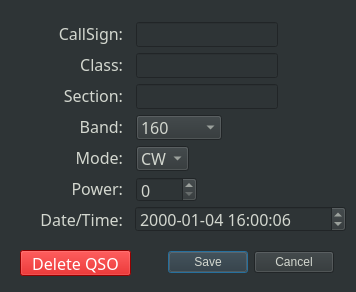
Above: data/dialog.ui from mbridak/WinterFieldDayLogger before the change. Below: the same form after it.
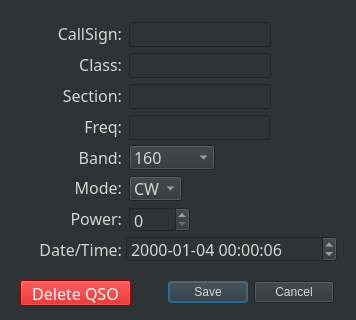
That is the form after the change.

Commit message: added frequency input.

The edit to the form file:
```diff
--- a/data/dialog.ui
+++ b/data/dialog.ui
@@ -7,15 +7,9 @@
     <x>0</x>
     <y>0</y>
     <width>356</width>
-    <height>292</height>
+    <height>320</height>
    </rect>
   </property>
-  <property name="font">
-   <font>
-    <family>JetBrains Mono</family>
-    <pointsize>12</pointsize>
-   </font>
-  </property>
   <property name="windowTitle">
    <string>Edit QSO</string>
   </property>
@@ -27,15 +21,14 @@
    <property name="geometry">
     <rect>
      <x>168</x>
-     <y>250</y>
+     <y>280</y>
      <width>166</width>
      <height>25</height>
     </rect>
    </property>
    <property name="font">
     <font>
-     <family>JetBrains Mono</family>
-     <pointsize>12</pointsize>
+     <family>Courier</family>
      <weight>75</weight>
      <bold>true</bold>
     </font>
@@ -53,7 +46,7 @@
   <widget class="QLineEdit" name="editCallsign">
    <property name="geometry">
     <rect>
-     <x>136</x>
+     <x>129</x>
      <y>22</y>
      <width>142</width>
      <height>25</height>
@@ -74,7 +67,7 @@
   <widget class="QLineEdit" name="editClass">
    <property name="geometry">
     <rect>
-     <x>136</x>
+     <x>129</x>
      <y>53</y>
      <width>142</width>
      <height>25</height>
@@ -95,7 +88,7 @@
   <widget class="QLineEdit" name="editSection">
    <property name="geometry">
     <rect>
-     <x>136</x>
+     <x>129</x>
      <y>84</y>
      <width>142</width>
      <height>25</height>
@@ -116,8 +109,8 @@
   <widget class="QDateTimeEdit" name="editDateTime">
    <property name="geometry">
     <rect>
-     <x>135</x>
-     <y>206</y>
+     <x>126</x>
+     <y>236</y>
      <width>211</width>
      <height>26</height>
     </rect>
@@ -132,7 +125,7 @@
    </property>
    <property name="dateTime">
     <datetime>
-     <hour>16</hour>
+     <hour>0</hour>
      <minute>0</minute>
      <second>6</second>
      <year>2000</year>
@@ -153,8 +146,8 @@
   <widget class="QSpinBox" name="editPower">
    <property name="geometry">
     <rect>
-     <x>136</x>
-     <y>177</y>
+     <x>129</x>
+     <y>207</y>
      <width>61</width>
      <height>25</height>
     </rect>
@@ -177,8 +170,8 @@
   <widget class="QComboBox" name="editMode">
    <property name="geometry">
     <rect>
-     <x>136</x>
-     <y>146</y>
+     <x>129</x>
+     <y>176</y>
      <width>53</width>
      <height>25</height>
     </rect>
@@ -211,7 +204,7 @@
    <property name="geometry">
     <rect>
      <x>20</x>
-     <y>250</y>
+     <y>280</y>
      <width>111</width>
      <height>26</height>
     </rect>
@@ -235,8 +228,8 @@
   <widget class="QComboBox" name="editBand">
    <property name="geometry">
     <rect>
-     <x>136</x>
-     <y>115</y>
+     <x>129</x>
+     <y>145</y>
      <width>86</width>
      <height>25</height>
     </rect>
@@ -298,16 +291,15 @@
   <widget class="QWidget" name="layoutWidget">
    <property name="geometry">
     <rect>
-     <x>12</x>
+     <x>24</x>
      <y>21</y>
-     <width>111</width>
-     <height>211</height>
+     <width>98</width>
+     <height>241</height>
     </rect>
    </property>
    <property name="font">
     <font>
      <family>Courier</family>
-     <pointsize>11</pointsize>
      <weight>75</weight>
      <bold>true</bold>
     </font>
@@ -367,6 +359,24 @@
       </property>
      </widget>
     </item>
+    <item>
+     <widget class="QLabel" name="label_8">
+      <property name="font">
+       <font>
+        <family>JetBrains Mono</family>
+        <pointsize>12</pointsize>
+        <weight>50</weight>
+        <bold>false</bold>
+       </font>
+      </property>
+      <property name="text">
+       <string>Freq:</string>
+      </property>
+      <property name="alignment">
+       <set>Qt::AlignRight|Qt::AlignTrailing|Qt::AlignVCenter</set>
+      </property>
+     </widget>
+    </item>
     <item>
      <widget class="QLabel" name="label_4">
       <property name="font">
@@ -441,6 +451,24 @@
     </item>
    </layout>
   </widget>
+  <widget class="QLineEdit" name="editFreq">
+   <property name="geometry">
+    <rect>
+     <x>129</x>
+     <y>115</y>
+     <width>141</width>
+     <height>25</height>
+    </rect>
+   </property>
+   <property name="font">
+    <font>
+     <family>JetBrains Mono</family>
+     <pointsize>12</pointsize>
+     <weight>50</weight>
+     <bold>false</bold>
+    </font>
+   </property>
+  </widget>
  </widget>
  <tabstops>
   <tabstop>editCallsign</tabstop>
```
Left out of the diff: 10 changed lines with no effect on the pictures.
